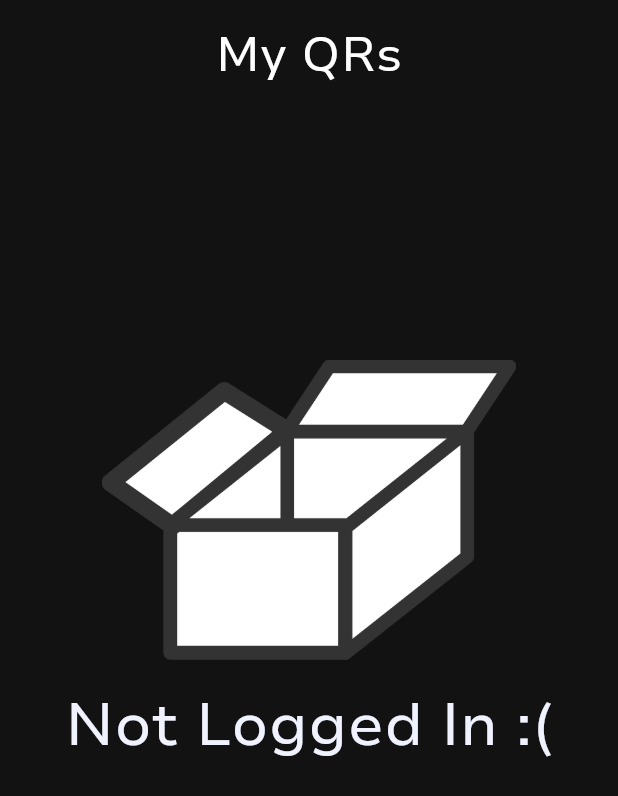
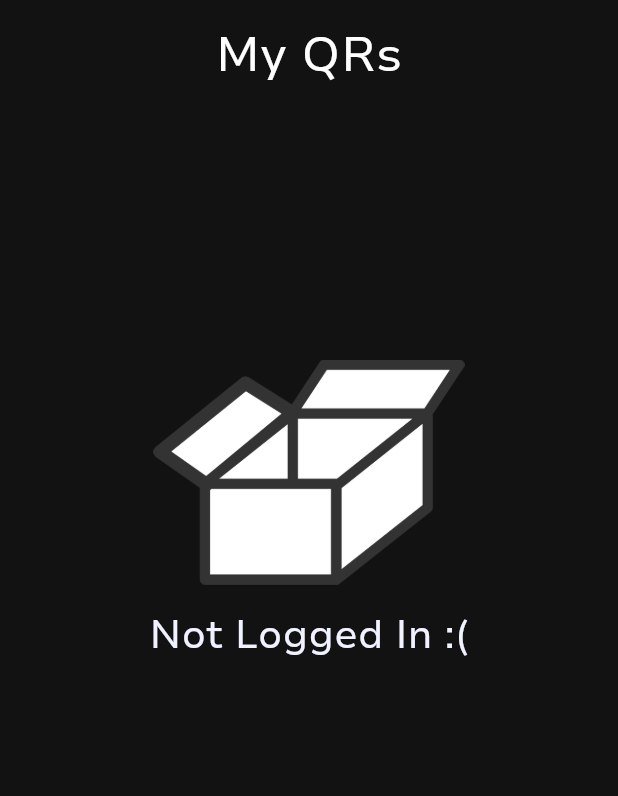
Before and after one commit to snaupdog/qrjungle, a Flutter app: the MyQRsPage screen opened directly, on a phone screen of 412 x 824 dp. Shown: the top 796 px of the screen. Run offline on Flutter 3.47's test engine with Material 3 defaults, Android fonts, the phone set to English and light mode, and no system bars; our stand-ins replace animated_splash_screen, cached_network_image, email_validator, flutter_spinkit, fluttertoast, pin_code_fields and 3 more; missing offline and left inert: amplify_api, amplify_auth_cognito, amplify_flutter, blur_bottom_bar, delayed_widget, razorpay_flutter; accounts and stored records are empty.

Commit message:
minor changed idek

```diff
--- a/qrjungle/lib/pages/bottomnavbar/myqrs.dart
+++ b/qrjungle/lib/pages/bottomnavbar/myqrs.dart
@@ -49,10 +49,10 @@ class _MyQRsPageState extends State<MyQRsPage> {
               mainAxisAlignment: MainAxisAlignment.center,
               crossAxisAlignment: CrossAxisAlignment.center,
               children: [
-                SizedBox(height: MediaQuery.sizeOf(context).height*0.2),
-                Image.asset('assets/empty.png', height: 200),
+SizedBox(height: MediaQuery.sizeOf(context).height*0.2),
+                Image.asset('assets/empty.png', height: 150),
                 SizedBox(height: 15),
-                Text('Not Logged In :(', style: TextStyle(fontSize: 40)),
+                Text('Not Logged In :(', style: TextStyle(fontSize: 26)),
               ],
             )
                   : Container(
--- a/qrjungle/lib/pages/bottomnavbar/wishlist.dart
+++ b/qrjungle/lib/pages/bottomnavbar/wishlist.dart
@@ -58,9 +58,9 @@ class _WishlistPageState extends State<WishlistPage> {
               crossAxisAlignment: CrossAxisAlignment.center,
               children: [
                 SizedBox(height: MediaQuery.sizeOf(context).height*0.2),
-                Image.asset('assets/empty.png', height: 200),
+                Image.asset('assets/empty.png', height: 150),
                 SizedBox(height: 15),
-                Text('Not Logged In :(', style: TextStyle(fontSize: 40)),
+                Text('Not Logged In :(', style: TextStyle(fontSize: 26)),
               ],
             )
                 : Qrcardgrid(type: "wishlist", categoryName: ""),
--- a/qrjungle/pubspec.yaml
+++ b/qrjungle/pubspec.yaml
@@ -62,6 +62,7 @@ dependencies:
   flutter_launcher_icons: ^0.13.1
   flutter_spinkit: ^5.2.1
   share_plus: ^9.0.0
+  salomon_bottom_bar: ^3.3.2
 
 dev_dependencies:
   flutter_test:
```
Also changed, not shown: qrjungle/lib/pages/bottomnavbar/profile.dart (+16 -12 lines), qrjungle/lib/pageselect.dart (+12 -10 lines), qrjungle/pubspec.lock.
